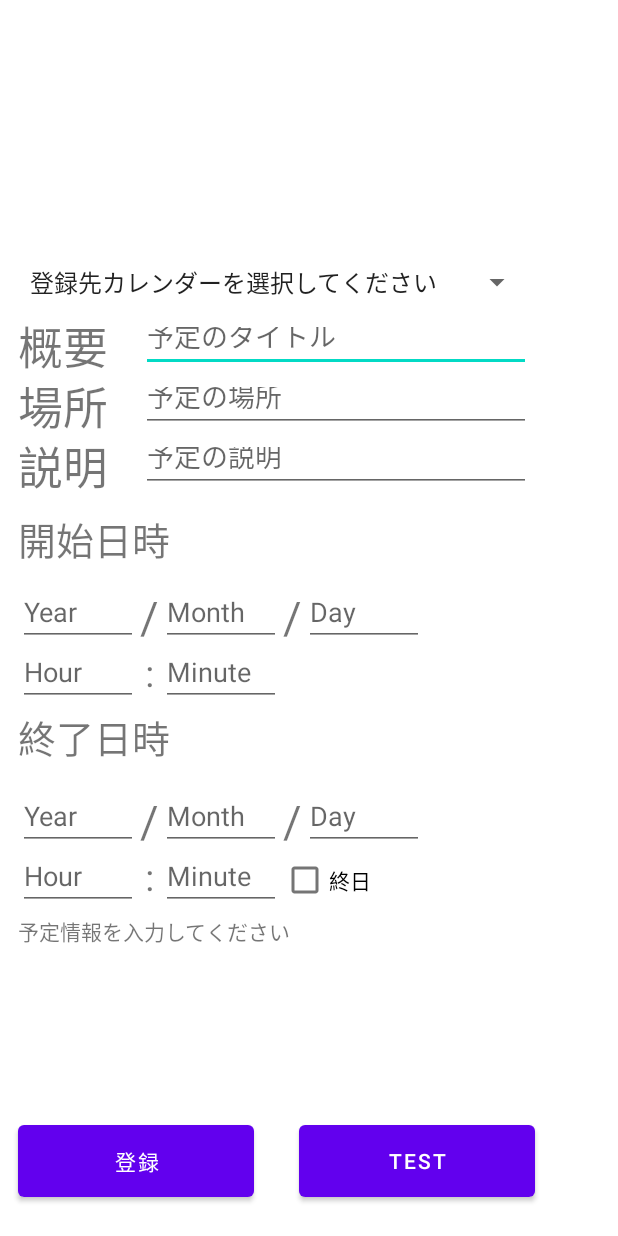
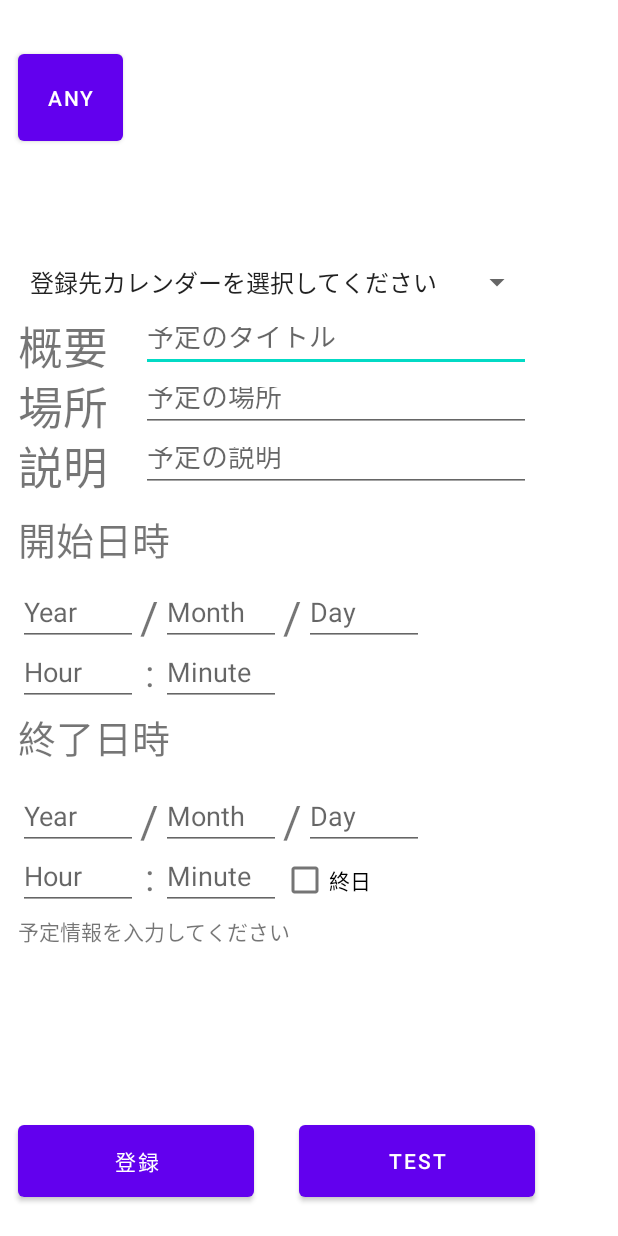
Before and after one commit to ryoupr/GCCMobile, an Android app: the screen it shows after launch (MainActivity), after a tap on "登録", on a phone screen of 412 x 824 dp. Run offline under Robolectric (Android 15) with nearby library versions, the phone set to English and light mode, and no system bars; 1 statement that could not run was skipped.

```diff
--- a/app/src/main/java/jp/ryou/gccmobile/MainActivity.kt
+++ b/app/src/main/java/jp/ryou/gccmobile/MainActivity.kt
@@ -25,6 +25,23 @@ import androidx.core.app.ActivityCompat
 import jp.ryou.gccmobile.databinding.ActivityMainBinding
 import java.util.*
 
+class MyApp :Application(){
+    var QRResult: String? = null
+    var selectedCalendar : String? = null
+    var test : String? = "Test"
+
+    companion object {
+        private var instance : MyApp? = null
+
+        fun  getInstance(): MyApp {
+            if (instance == null)
+                instance = MyApp()
+
+            return instance!!
+        }
+    }
+}
+
 
 
 
@@ -34,20 +51,6 @@ import java.util.*
 class MainActivity : AppCompatActivity() {
     private lateinit var binding : ActivityMainBinding
 
-    class myApp : Application(){
-        public var selectedCalendar: String? = null
-
-        companion object {
-            private var instance : myApp? = null
-
-            fun getInstance(): myApp {
-                if (instance == null )
-                    instance = myApp()
-
-                return instance!!
-            }
-        }
-    }
 
 
 
@@ -142,8 +145,8 @@ class MainActivity : AppCompatActivity() {
             calendarNameList.add(name)
             calendarIdList.add(id)
             val idStr  = id.toString()
-            calendarIdNameList.add(idStr)
-            calendarIdNameList.add(name)
+            calendarIdNameList.add(idStr.toString())
+            calendarIdNameList.add(name.toString())
         }
 
 
@@ -168,17 +171,16 @@ class MainActivity : AppCompatActivity() {
 
         //選択されたアイテムを取得
         // リスナーを登録
+
         spinner.onItemSelectedListener = object : AdapterView.OnItemSelectedListener{
             //　アイテムが選択された時
             override fun onItemSelected(parent: AdapterView<*>?,
                                         view: View?, position: Int, id: Long) {
                 val spinnerParent = parent as Spinner
                 val selectedCalendar = spinnerParent.selectedItem as String
-                println(selectedCalendar)
+                println("スピナーから${selectedCalendar}が選択されました。")
                 if (selectedCalendar!="登録先カレンダーを選択してください"){
                     Toast.makeText(this@MainActivity, "$selectedCalendar が選択されました。", Toast.LENGTH_SHORT).show()
-
-
                 }
             }
 
@@ -208,6 +210,29 @@ class MainActivity : AppCompatActivity() {
         val addEvent = findViewById<Button>(R.id.registrationBtn)
         addEvent.setOnClickListener {
             Toast.makeText(this, "予定登録開始", Toast.LENGTH_SHORT).show()
+
+            //カレンダーIDの特定
+            //calendarIdNameListから選択されたカレンダー名（文字列）を検索し、インデックスから１引けばIDとなるはず。
+            var calendarId : Int? = null
+            val selected = spinner.selectedItem.toString()
+            var index = calendarIdNameList.indexOf(selected)
+            index -= 1
+            if (index >= 0) {
+                calendarId = calendarIdNameList[index].toInt()
+            }
+
+            //イベント開始・終了時間を設定
+            var  startMillis : Long = 0
+            var  endMillis : Long  = 0
+            var beginTime : Calendar = Calendar.getInstance()
+            //月は指定した値+1月が予定追加の対象になる
+            beginTime.set(2023, 2, 1, 10, 0)
+            startMillis = beginTime.getTimeInMillis()
+            var endTime : Calendar = Calendar.getInstance()
+            endTime.set(2023, 2, 1, 14, 0)
+            endMillis = endTime.getTimeInMillis();
+
+
             println("-----入力された情報----------------------------------------------")
             println("summary = ${summary.text}")
             println("location = ${location.text}")
@@ -223,30 +248,11 @@ class MainActivity : AppCompatActivity() {
             println("eHour = ${eHour.text}")
             println("eMinute = ${eMinute.text}")
             println("allDay = ${allDay.text}")
+            println("calendaId = $calendarId")
             println("--------------------------------------------------------------")
 
 
             println("予定登録プロセスを開始")
-            //イベント開始・終了時間を設定
-            var  startMillis : Long = 0
-            var  endMillis : Long  = 0
-            var beginTime : Calendar = Calendar.getInstance()
-            //月は指定した値+1月が予定追加の対象になる
-            beginTime.set(2023, 2, 1, 10, 0)
-            startMillis = beginTime.getTimeInMillis()
-            var endTime : Calendar = Calendar.getInstance()
-            endTime.set(2023, 2, 1, 14, 0)
-            endMillis = endTime.getTimeInMillis();
-
-            //カレンダーIDの特定
-            //calendarIdNameListから選択されたカレンダー名（文字列）を検索し、インデックスから１引けばIDとなるはず。
-            //val index = calendarIdNameList.indexOf(selected)
-
-
-
-
-
-
             //イベントデータを登録
             var cr : ContentResolver = getContentResolver()
             var values : ContentValues =  ContentValues()
@@ -255,7 +261,7 @@ class MainActivity : AppCompatActivity() {
             values.put(CalendarContract.Events.TITLE, "${summary.text}")
             values.put(CalendarContract.Events.DESCRIPTION, "${description.text}")
             values.put(CalendarContract.Events.EVENT_LOCATION, "${location.text}")
-            values.put(CalendarContract.Events.CALENDAR_ID, 9)
+            values.put(CalendarContract.Events.CALENDAR_ID, calendarId)
             values.put(CalendarContract.Events.EVENT_TIMEZONE, "Japan/Tokyo" )
             val uri : Uri? = cr.insert(CalendarContract.Events.CONTENT_URI, values);
             println("登録完了")
@@ -269,6 +275,9 @@ class MainActivity : AppCompatActivity() {
         }
 
 
+        val anyBtn = findViewById<Button>(R.id.anyBtn)
+        anyBtn.setOnClickListener {
+            println("anyBtn was pushed.")
+            }
+        }
     }
-
-}
--- a/app/src/main/res/layout/activity_main.xml
+++ b/app/src/main/res/layout/activity_main.xml
@@ -326,4 +326,14 @@
         app:layout_constraintTop_toTopOf="@+id/spinner"
         android:id="@+id/selectedItem"/>
 
+    <Button
+        android:layout_width="70dp"
+        android:layout_height="70dp"
+        android:text="Any"
+        app:layout_constraintLeft_toLeftOf="parent"
+        app:layout_constraintStart_toStartOf="@+id/summary"
+        android:layout_marginTop="30dp"
+        android:id="@+id/anyBtn"
+        app:layout_constraintTop_toTopOf="parent" />
+
 </androidx.constraintlayout.widget.ConstraintLayout>
```
